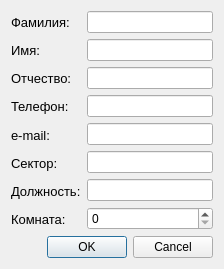
Veala/toAdmin, file toAdmin/userdialog.ui: the form before one commit.
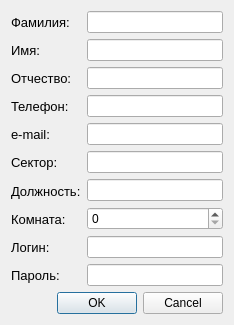
The form after the commit.

Diff of the .ui file:
```diff
--- a/toAdmin/userdialog.ui
+++ b/toAdmin/userdialog.ui
@@ -6,8 +6,8 @@
    <rect>
     <x>0</x>
     <y>0</y>
-    <width>224</width>
-    <height>253</height>
+    <width>234</width>
+    <height>305</height>
    </rect>
   </property>
   <property name="windowTitle">
@@ -119,6 +119,30 @@
          </property>
         </widget>
        </item>
+       <item>
+        <widget class="QLabel" name="label_9">
+         <property name="font">
+          <font>
+           <pointsize>10</pointsize>
+          </font>
+         </property>
+         <property name="text">
+          <string>Логин:</string>
+         </property>
+        </widget>
+       </item>
+       <item>
+        <widget class="QLabel" name="label_10">
+         <property name="font">
+          <font>
+           <pointsize>10</pointsize>
+          </font>
+         </property>
+         <property name="text">
+          <string>Пароль:</string>
+         </property>
+        </widget>
+       </item>
       </layout>
      </item>
      <item>
@@ -151,6 +175,12 @@
          </property>
         </widget>
        </item>
+       <item>
+        <widget class="QLineEdit" name="lineEdit_8"/>
+       </item>
+       <item>
+        <widget class="QLineEdit" name="lineEdit_9"/>
+       </item>
       </layout>
      </item>
     </layout>
```
